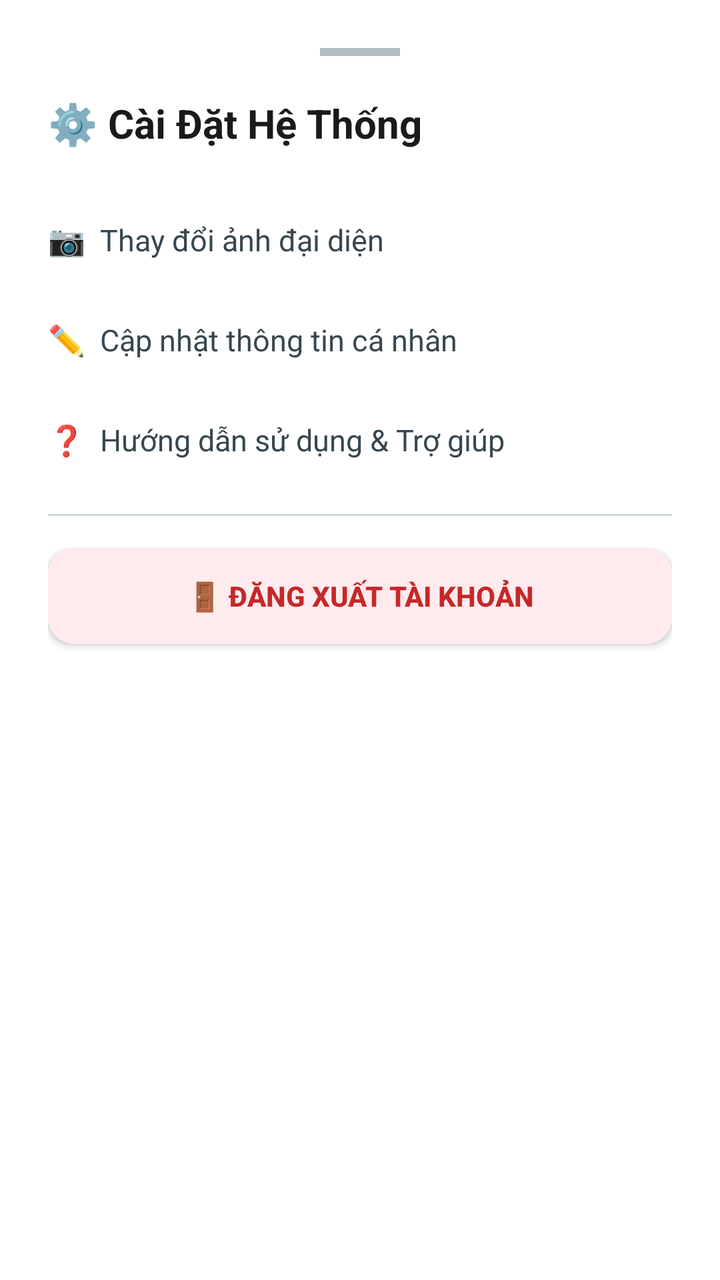
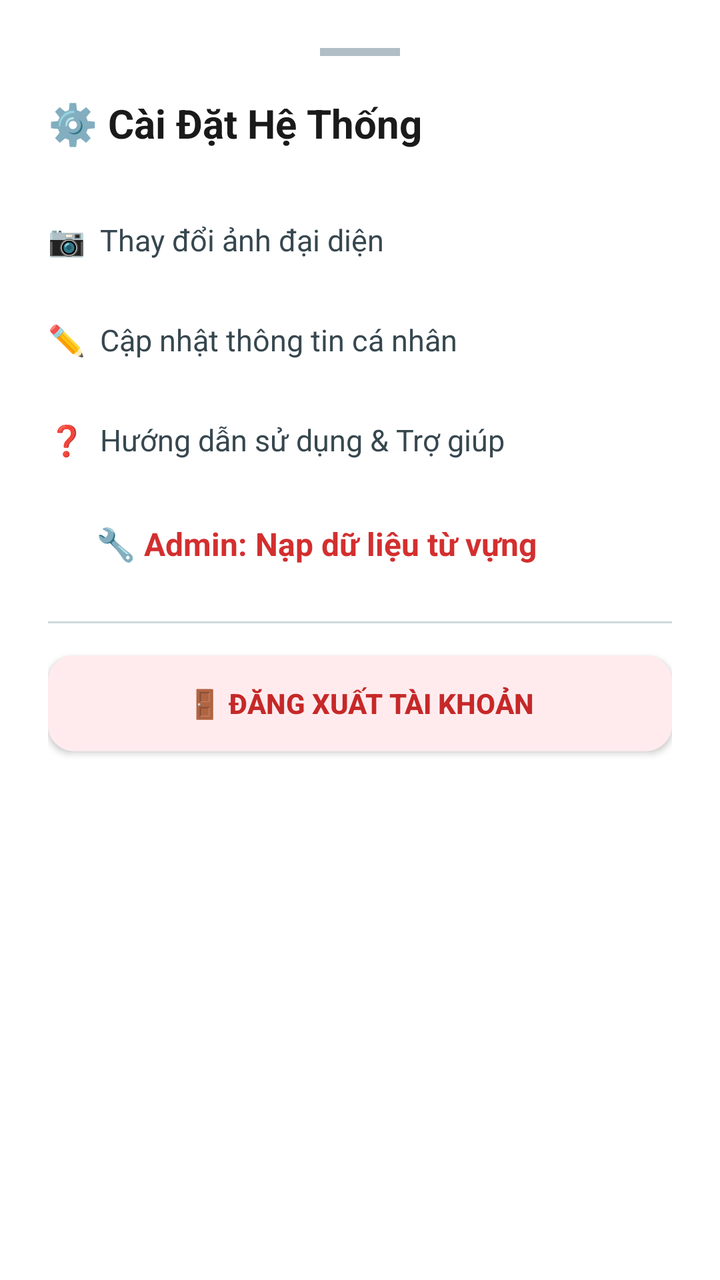

Compare the two renders of this Android layout. The source of the first and the diff that turns it into the second are given below.
<!-- AndroidManifest.xml: application theme Theme.EnglishAI -->
<!-- res/layout/dialog_settings.xml -->
<?xml version="1.0" encoding="utf-8"?>
<LinearLayout xmlns:android="http://schemas.android.com/apk/res/android"
    xmlns:app="http://schemas.android.com/apk/res-auto"
    android:layout_width="match_parent"
    android:layout_height="wrap_content"
    android:orientation="vertical"
    android:background="#FFFFFF"
    android:padding="24dp">

    <View
        android:layout_width="40dp"
        android:layout_height="4dp"
        android:background="#B0BEC5"
        android:layout_gravity="center_horizontal"
        android:layout_marginBottom="20dp"/>

    <TextView
        android:layout_width="wrap_content"
        android:layout_height="wrap_content"
        android:text="⚙️ Cài Đặt Hệ Thống"
        android:textSize="20sp"
        android:textStyle="bold"
        android:textColor="#1A1A1A"
        android:layout_marginBottom="20dp"/>

    <LinearLayout
        android:id="@+id/itemChangeAvatar"
        android:layout_width="match_parent"
        android:layout_height="50dp"
        android:orientation="horizontal"
        android:gravity="center_vertical"
        android:background="?attr/selectableItemBackground"
        android:clickable="true"
        android:focusable="true">
        <TextView
            android:layout_width="wrap_content"
            android:layout_height="wrap_content"
            android:text="📷  Thay đổi ảnh đại diện"
            android:textSize="15sp"
            android:textColor="#37474F"/>
    </LinearLayout>

    <LinearLayout
        android:id="@+id/itemUpdateInfo"
        android:layout_width="match_parent"
        android:layout_height="50dp"
        android:orientation="horizontal"
        android:gravity="center_vertical"
        android:background="?attr/selectableItemBackground"
        android:clickable="true"
        android:focusable="true">
        <TextView
            android:layout_width="wrap_content"
            android:layout_height="wrap_content"
            android:text="✏️  Cập nhật thông tin cá nhân"
            android:textSize="15sp"
            android:textColor="#37474F"/>
    </LinearLayout>

    <LinearLayout
        android:id="@+id/itemHelp"
        android:layout_width="match_parent"
        android:layout_height="50dp"
        android:orientation="horizontal"
        android:gravity="center_vertical"
        android:background="?attr/selectableItemBackground"
        android:clickable="true"
        android:focusable="true">
        <TextView
            android:layout_width="wrap_content"
            android:layout_height="wrap_content"
            android:text="❓  Hướng dẫn sử dụng &amp; Trợ giúp"
            android:textSize="15sp"
            android:textColor="#37474F"/>
    </LinearLayout>

    <View
        android:layout_width="match_parent"
        android:layout_height="1dp"
        android:background="#CFD8DC"
        android:layout_marginTop="12dp"
        android:layout_marginBottom="16dp"/>

    <androidx.appcompat.widget.AppCompatButton
        android:id="@+id/dialogBtnLogout"
        android:layout_width="match_parent"
        android:layout_height="48dp"
        android:background="@drawable/bg_button_quiz"
        android:backgroundTint="#FFEBEE"
        android:text="🚪 Đăng xuất tài khoản"
        android:textColor="#C62828"
        android:textSize="14sp"
        android:textStyle="bold"
        android:elevation="0dp"/>

</LinearLayout>
<!-- resources referenced by this layout -->
<resources>
  <!-- drawable bg_button_quiz (drawable) -->
  <?xml version="1.0" encoding="utf-8"?>
  <shape xmlns:android="http://schemas.android.com/apk/res/android" android:shape="rectangle">
      <corners android:radius="12dp" />
      <solid android:color="#F5F5F5" />
      <stroke android:width="2dp" android:color="#BDBDBD" />
  </shape>
  <style name="Theme.EnglishAI" parent="Base.Theme.EnglishAI" />
  <style name="Base.Theme.EnglishAI" parent="Theme.Material3.DayNight.NoActionBar">
          
          
      </style>
</resources>

<!-- the commit's change to res/layout/dialog_settings.xml (unified diff, before → after) -->
@@ -73,7 +73,26 @@
             android:textSize="15sp"
             android:textColor="#37474F"/>
     </LinearLayout>
+    
+    <LinearLayout
+        android:id="@+id/itemAdminImport"
+        android:layout_width="match_parent"
+        android:layout_height="wrap_content"
+        android:background="?attr/selectableItemBackground"
+        android:clickable="true"
+        android:focusable="true"
+        android:orientation="horizontal"
+        android:padding="16dp">
 
+        <TextView
+            android:layout_width="wrap_content"
+            android:layout_height="wrap_content"
+            android:layout_marginStart="8dp"
+            android:text="🔧 Admin: Nạp dữ liệu từ vựng"
+            android:textColor="#D32F2F"
+            android:textStyle="bold"
+            android:textSize="16sp" />
+    </LinearLayout>
     <View
         android:layout_width="match_parent"
         android:layout_height="1dp"
